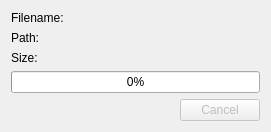
Above: layout/Ui_SendFileDialog.ui from y252328/ATerm before the change. Below: the same form after it.
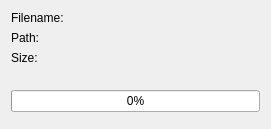
That is the form after the change.

Commit message: remove print and cancel button in SendFileDialog

The edit to the form file:
```diff
--- a/layout/Ui_SendFileDialog.ui
+++ b/layout/Ui_SendFileDialog.ui
@@ -7,7 +7,7 @@
     <x>0</x>
     <y>0</y>
     <width>271</width>
-    <height>123</height>
+    <height>129</height>
    </rect>
   </property>
   <property name="windowTitle">
@@ -76,7 +76,7 @@
       <enum>Qt::Horizontal</enum>
      </property>
      <property name="standardButtons">
-      <set>QDialogButtonBox::Cancel</set>
+      <set>QDialogButtonBox::NoButton</set>
      </property>
     </widget>
    </item>
```
The commit also changes 5 other files.
